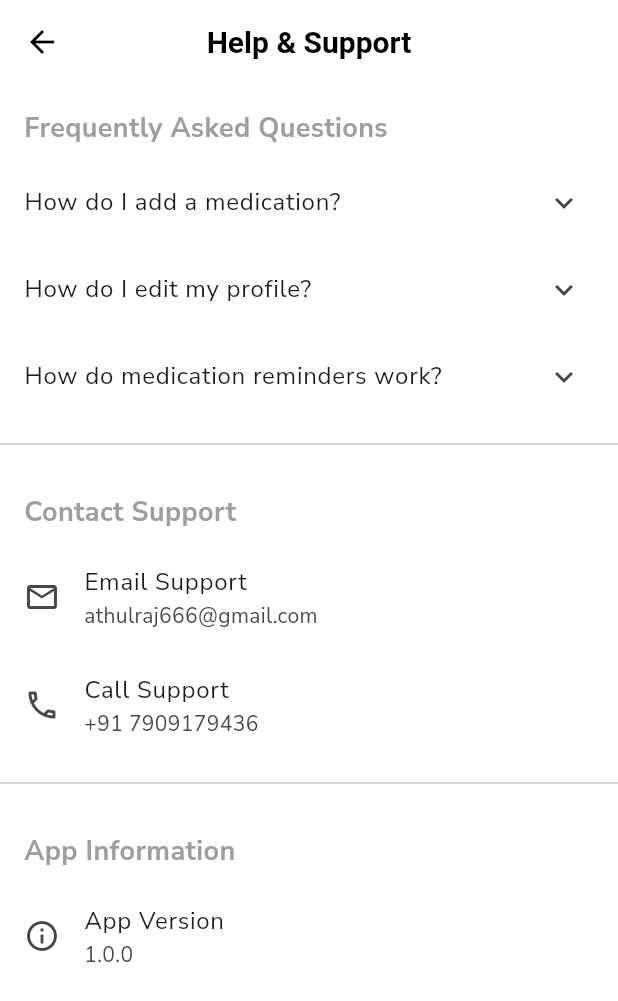
After one commit to dazzal-david/Elderly-main, a Flutter app: the HelpSupportScreen screen opened directly, on a phone screen of 412 x 824 dp. The commit adds this screen. Shown: the top 1001 px of the screen. Run offline on Flutter 3.47's test engine with Material 3 defaults, Android fonts, the phone set to English and light mode, and no system bars; our stand-ins replace cached_network_image, google_fonts, image_picker, supabase_flutter, timeago; accounts and stored records are empty.

Commit message:
Add files via upload

```diff
--- /dev/null
+++ b/lib/screens/profile/help_support_screen.dart
@@ -0,0 +1,91 @@
+import 'package:flutter/material.dart';
+import 'package:url_launcher/url_launcher.dart';
+
+class HelpSupportScreen extends StatelessWidget {
+  const HelpSupportScreen({super.key});
+
+  Future<void> _launchUrl(String url) async {
+    if (await canLaunch(url)) {
+      await launch(url);
+    } else {
+      throw 'Could not launch $url';
+    }
+  }
+
+  @override
+  Widget build(BuildContext context) {
+    return Scaffold(
+      appBar: AppBar(
+        title: const Text('Help & Support'),
+      ),
+      body: ListView(
+        children: [
+          _buildSectionHeader('Frequently Asked Questions'),
+          _buildExpansionTile(
+            'How do I add a medication?',
+            'To add a medication, go to the Medications screen and tap the + button '
+            'in the top right corner. Fill in the medication details and tap Save.',
+          ),
+          _buildExpansionTile(
+            'How do I edit my profile?',
+            'To edit your profile, go to the Profile screen and tap the edit (pencil) '
+            'icon in the top right corner. Update your information and tap Save.',
+          ),
+          _buildExpansionTile(
+            'How do medication reminders work?',
+            'Medication reminders are notifications that appear at scheduled times '
+            'to remind you to take your medications. You can set these times when '
+            'adding or editing a medication.',
+          ),
+          const Divider(height: 32),
+          _buildSectionHeader('Contact Support'),
+          ListTile(
+            leading: const Icon(Icons.email_outlined),
+            title: const Text('Email Support'),
+            subtitle: const Text('athulraj666@gmail.com'),
+            onTap: () => _launchUrl('mailto:athulraj666@gmail.com'),
+          ),
+          ListTile(
+            leading: const Icon(Icons.phone_outlined),
+            title: const Text('Call Support'),
+            subtitle: const Text('+91 7909179436'),
+            onTap: () => _launchUrl('tel:+917909179436'),
+          ),
+          const Divider(height: 32),
+          _buildSectionHeader('App Information'),
+          const ListTile(
+            leading: Icon(Icons.info_outline),
+            title: Text('App Version'),
+            subtitle: Text('1.0.0'),
+          ),
+        ],
+      ),
+    );
+  }
+
+  Widget _buildSectionHeader(String title) {
+    return Padding(
+      padding: const EdgeInsets.fromLTRB(16, 16, 16, 8),
+      child: Text(
+        title,
+        style: const TextStyle(
+          fontSize: 18,
+          fontWeight: FontWeight.bold,
+          color: Colors.grey,
+        ),
+      ),
+    );
+  }
+
+  Widget _buildExpansionTile(String title, String content) {
+    return ExpansionTile(
+      title: Text(title),
+      children: [
+        Padding(
+          padding: const EdgeInsets.fromLTRB(16, 0, 16, 16),
+          child: Text(content),
+        ),
+      ],
+    );
+  }
+}
```
Also changed, not shown: lib/screens/dashboard/dashboard_screen.dart (+4 -4 lines), lib/screens/medications/medications_screen.dart (+62 -4 lines), lib/screens/profile/notifications_screen.dart (added, +74 -0 lines), lib/screens/profile/profile_screen.dart (+14 -11 lines), lib/services/medication_service.dart (+24 -0 lines).
